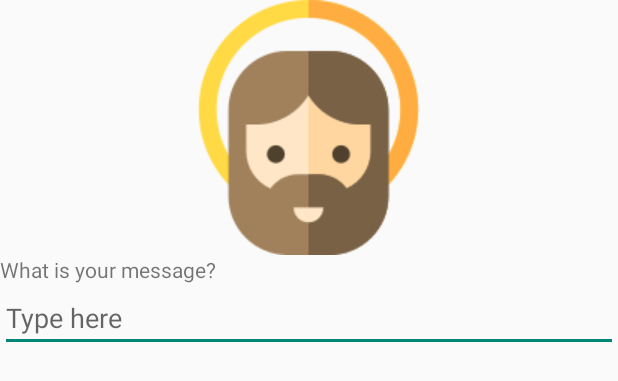
After one commit to SeanDiRienzo/AndroidLabs, an Android app: the layout alert_dialog_layout.xml on its own in the app's theme, with its tools: preview values and no code run, on a phone screen of 412 x 824 dp. The commit adds this screen. Shown: the top 381 px of the screen. Run offline under Robolectric (Android 15) with nearby library versions, the light colour scheme and no system bars.

Commit message:
Finished Lab 7

```diff
--- a/app/src/main/AndroidManifest.xml
+++ b/app/src/main/AndroidManifest.xml
@@ -2,7 +2,8 @@
 <manifest xmlns:android="http://schemas.android.com/apk/res/android"
     package="com.example.androidlabs">
 
-    <uses-permission android:name="android.permission.INTERNET" />
+    <uses-permission android:name="android.permission.INTERNET"
+    android:required="true" />
 
     <uses-feature
         android:name="android.hardware.camera"
@@ -16,7 +17,8 @@
         android:supportsRtl="true"
 
         android:theme="@style/Theme.AppCompat.Light.NoActionBar">
-        <activity android:name=".TestToolbar"/>
+
+        <activity android:name=".TestToolbar" />
         <activity android:name=".WeatherForecast" />
         <activity android:name=".ChatRoomActivity" />
         <activity android:name=".ProfileActivity" />
--- /dev/null
+++ b/app/src/main/res/layout/alert_dialog_layout.xml
@@ -0,0 +1,25 @@
+<?xml version="1.0" encoding="utf-8"?>
+<LinearLayout xmlns:android="http://schemas.android.com/apk/res/android"
+    android:orientation="vertical" android:layout_width="match_parent"
+    android:layout_height="wrap_content">
+
+    <ImageView
+        android:layout_width="wrap_content"
+        android:layout_height="wrap_content"
+        android:id="@+id/alertIV"
+        android:layout_gravity="center"
+        android:src="@drawable/god" />
+
+    <TextView
+        android:layout_width="wrap_content"
+        android:layout_height="wrap_content"
+        android:id="@+id/alertTV"
+        android:text="@string/alert_textview" />
+
+    <EditText
+        android:layout_width="match_parent"
+        android:layout_height="wrap_content"
+        android:id="@+id/alertET"
+        android:hint="@string/alert_hint" />
+
+</LinearLayout>
--- a/app/src/main/res/values/strings.xml
+++ b/app/src/main/res/values/strings.xml
@@ -27,4 +27,7 @@
     <string name="dogActionTitle">Dog Action</string>
     <string name="sheepActionTitle">Sheep Action</string>
     <string name="duckActionTitle">Duck Action</string>
+    <string name="overflowChoice">Overflow</string>
+    <string name="alert_textview">What is your message?</string>
+    <string name="alert_hint">Type here</string>
 </resources>
```
Also changed, not shown: app/build.gradle (+8 -5 lines), app/src/main/java/com/example/androidlabs/TestToolbar.java (+37 -15 lines), app/src/main/res/layout/activity_test_toolbar.xml (+4 -10 lines), app/src/main/res/menu/toolbar_menu.xml (+19 -9 lines), app/src/main/res/drawable/god.png (added), 1 other file.
